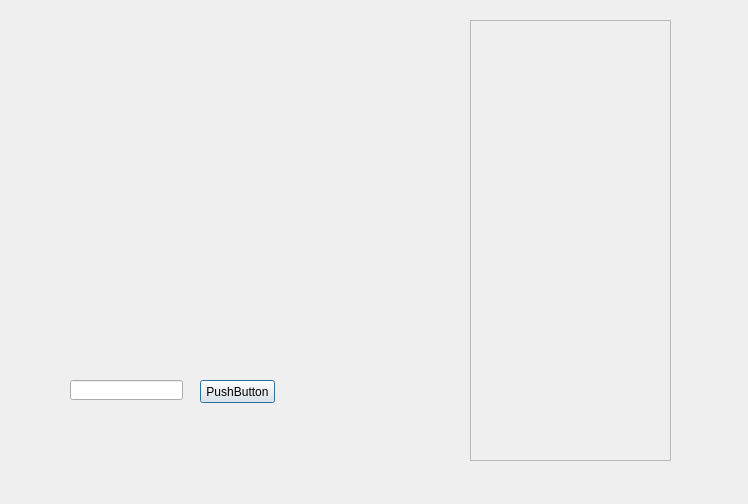
Qt form Example_TouchScroll/dialog.ui (sunte-im/st_project) before a commit.
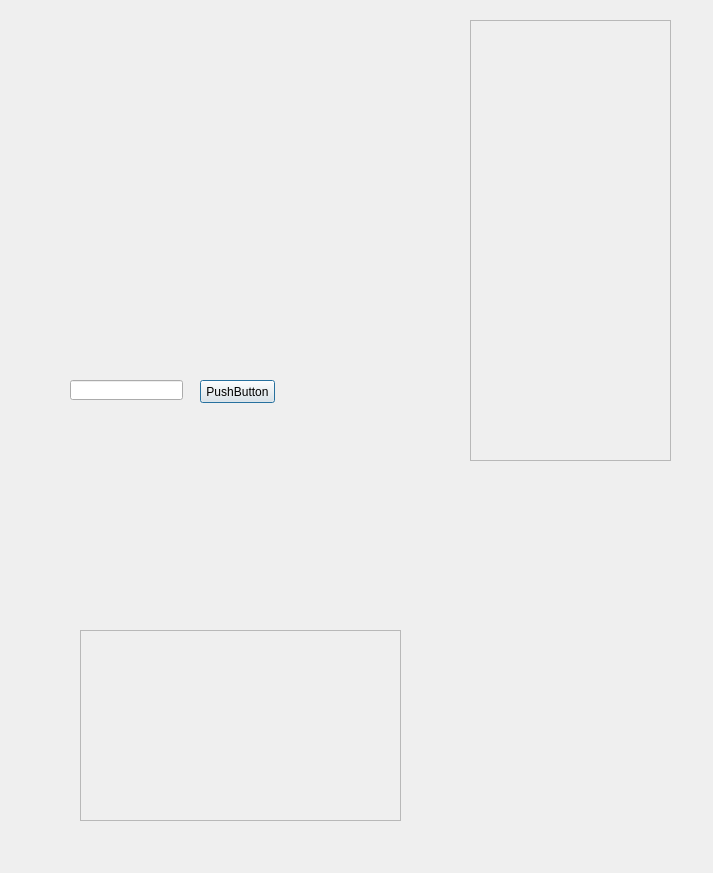
The same form after that commit. Custom widgets are drawn as their Qt base class.

Commit message: TouchScrollAreaWidget right left 추가

The edit to the form file:
```diff
--- a/Example_TouchScroll/dialog.ui
+++ b/Example_TouchScroll/dialog.ui
@@ -6,8 +6,8 @@
    <rect>
     <x>0</x>
     <y>0</y>
-    <width>748</width>
-    <height>504</height>
+    <width>713</width>
+    <height>873</height>
    </rect>
   </property>
   <property name="windowTitle">
@@ -79,6 +79,34 @@
     <string>PushButton</string>
    </property>
   </widget>
+  <widget class="TouchScrollAreaWidget" name="scrollArea_5">
+   <property name="geometry">
+    <rect>
+     <x>80</x>
+     <y>630</y>
+     <width>321</width>
+     <height>191</height>
+    </rect>
+   </property>
+   <property name="widgetResizable">
+    <bool>true</bool>
+   </property>
+   <widget class="QWidget" name="scrollAreaWidgetContents_6">
+    <property name="geometry">
+     <rect>
+      <x>0</x>
+      <y>0</y>
+      <width>319</width>
+      <height>189</height>
+     </rect>
+    </property>
+    <layout class="QHBoxLayout" name="horizontalLayout_2">
+     <item>
+      <layout class="QHBoxLayout" name="horizontalLayout"/>
+     </item>
+    </layout>
+   </widget>
+  </widget>
  </widget>
  <customwidgets>
   <customwidget>
```
The commit also changes 3 other files.
